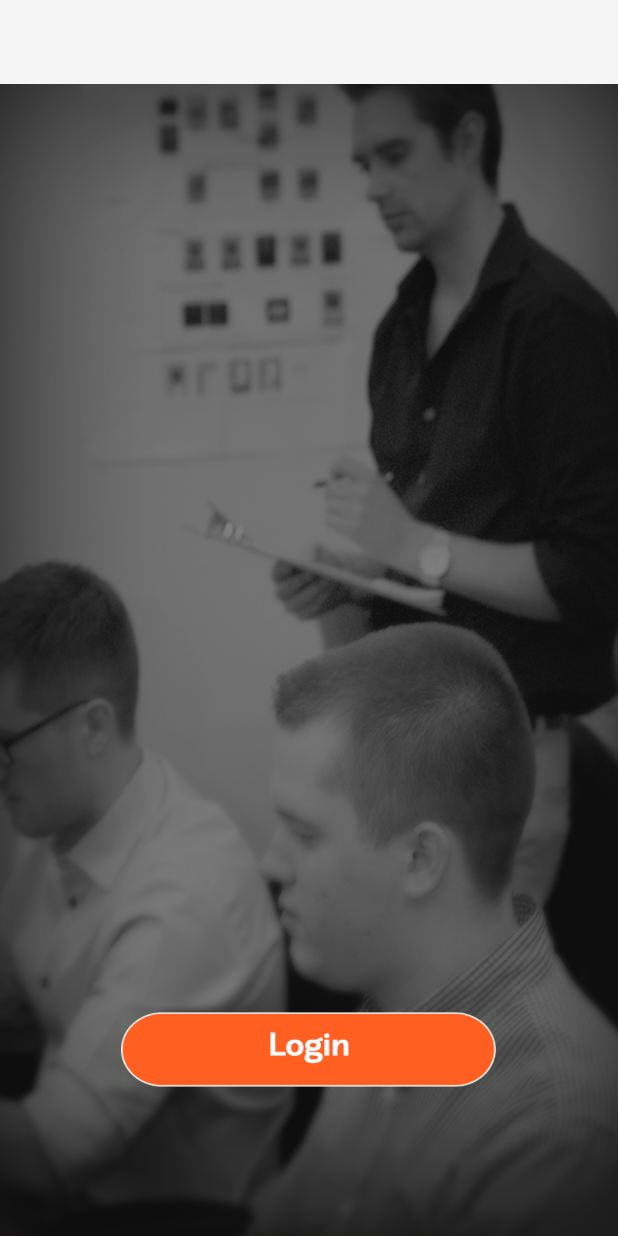
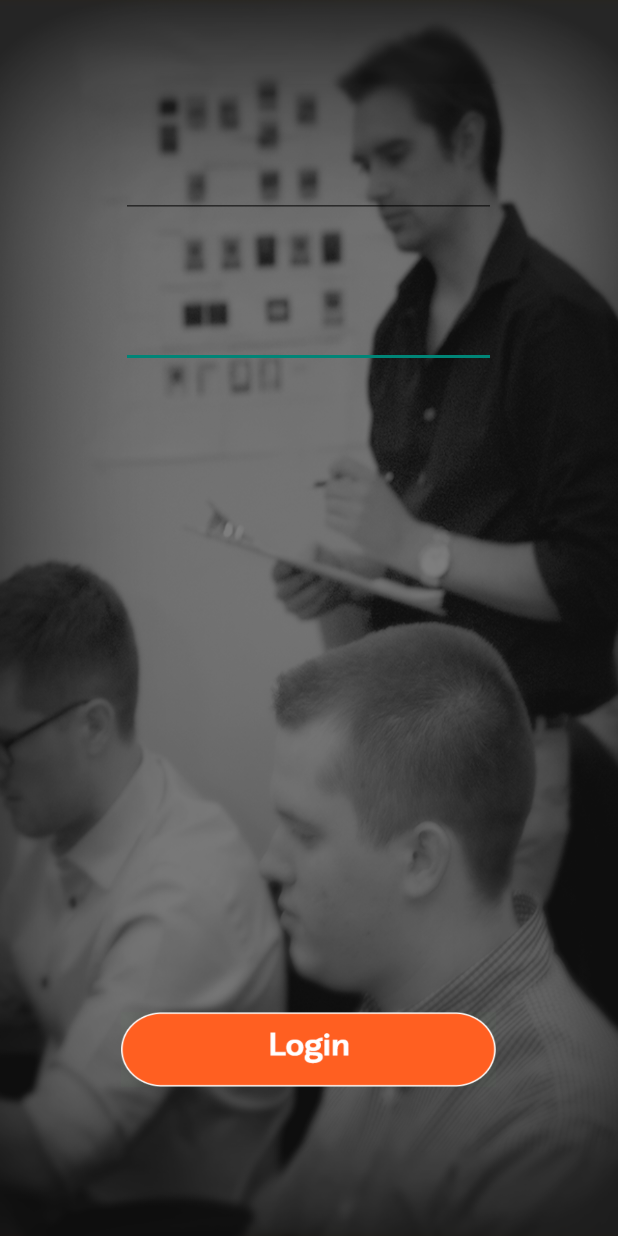
Before and after one commit to ShikhaSoni/AndroidTest, an Android app: the LoginActivity screen opened directly, with no data from a screen before it, on a phone screen of 412 x 824 dp. Run offline under Robolectric (Android 15) with nearby library versions, the phone set to English and light mode, and no system bars.

Commit message:
-changes in login page theme -adding http request

```diff
--- a/Android Test/AndroidProgrammerTest/app/src/main/java/com/apppartner/androidprogrammertest/ChatActivity.java
+++ b/Android Test/AndroidProgrammerTest/app/src/main/java/com/apppartner/androidprogrammertest/ChatActivity.java
@@ -3,8 +3,11 @@ package com.apppartner.androidprogrammertest;
 import android.content.Intent;
 import android.os.Bundle;
 import android.support.v7.app.ActionBarActivity;
+import android.support.v7.widget.Toolbar;
 import android.util.Log;
+import android.view.View;
 import android.widget.ListView;
+import android.widget.TextView;
 
 import com.apppartner.androidprogrammertest.adapters.ChatsArrayAdapter;
 import com.apppartner.androidprogrammertest.models.ChatData;
--- a/Android Test/AndroidProgrammerTest/app/src/main/java/com/apppartner/androidprogrammertest/LoginActivity.java
+++ b/Android Test/AndroidProgrammerTest/app/src/main/java/com/apppartner/androidprogrammertest/LoginActivity.java
@@ -3,16 +3,73 @@ package com.apppartner.androidprogrammertest;
 import android.content.Intent;
 import android.os.Bundle;
 import android.support.v7.app.ActionBarActivity;
+import android.util.Log;
 import android.view.View;
 import android.view.Window;
+import android.widget.Button;
+import android.widget.EditText;
+import android.widget.ImageButton;
+
+import org.apache.http.HttpResponse;
+import org.apache.http.NameValuePair;
+import org.apache.http.client.ClientProtocolException;
+import org.apache.http.client.HttpClient;
+import org.apache.http.client.entity.UrlEncodedFormEntity;
+import org.apache.http.client.methods.HttpPost;
+import org.apache.http.impl.client.DefaultHttpClient;
+import org.apache.http.message.BasicNameValuePair;
+
+import java.io.IOException;
+import java.util.ArrayList;
+import java.util.List;
 
 public class LoginActivity extends ActionBarActivity
 {
+     String username;
+     String password;
+    ImageButton loginb;
+    EditText passwordt;
+    EditText usernamet;
     @Override
     protected void onCreate(Bundle savedInstanceState)
     {
+
         super.onCreate(savedInstanceState);
         setContentView(R.layout.activity_login);
+        loginb= (ImageButton)findViewById(R.id.imageButton);
+        passwordt=(EditText)findViewById(R.id.Password);
+        usernamet=(EditText)findViewById(R.id.Username);
+        loginb.setOnClickListener(
+                new View.OnClickListener()
+                {
+                    public void onClick(View view)
+                    {
+                        password= passwordt.getText().toString();
+                        username= usernamet.getText().toString();
+                    }
+                    public void postData() {
+                        // Create a new HttpClient and Post Header
+                        HttpClient httpclient = new DefaultHttpClient();
+                        HttpPost httppost = new HttpPost("http://dev.apppartner.com/AppPartnerProgrammerTest/scripts/login.php");
+
+                        try {
+                            // Add your data
+                            List<NameValuePair> nameValuePairs = new ArrayList<NameValuePair>(2);
+                            nameValuePairs.add(new BasicNameValuePair(username,password));
+
+                            httppost.setEntity(new UrlEncodedFormEntity(nameValuePairs));
+
+                            // Execute HTTP Post Request
+                            HttpResponse response = httpclient.execute(httppost);
+
+                        } catch (ClientProtocolException e) {
+                            // TODO Auto-generated catch block
+                        } catch (IOException e) {
+                            // TODO Auto-generated catch block
+                        }
+                    }
+                });
+
     }
 
     @Override
--- a/Android Test/AndroidProgrammerTest/app/src/main/java/com/apppartner/androidprogrammertest/MainActivity.java
+++ b/Android Test/AndroidProgrammerTest/app/src/main/java/com/apppartner/androidprogrammertest/MainActivity.java
@@ -4,6 +4,7 @@ import android.content.Intent;
 import android.graphics.Typeface;
 import android.os.Bundle;
 import android.support.v7.app.ActionBarActivity;
+import android.support.v7.widget.Toolbar;
 import android.view.View;
 import android.widget.TextView;
 
--- a/Android Test/AndroidProgrammerTest/app/src/main/res/layout/activity_animation.xml
+++ b/Android Test/AndroidProgrammerTest/app/src/main/res/layout/activity_animation.xml
@@ -6,6 +6,4 @@
     tools:context="com.apppartner.androidprogrammertest.AnimationActivity"
     android:background="@drawable/bg_animation">
 
-    <include layout="@layout/toolbar"/>
-
 </RelativeLayout>
--- a/Android Test/AndroidProgrammerTest/app/src/main/res/layout/activity_chat.xml
+++ b/Android Test/AndroidProgrammerTest/app/src/main/res/layout/activity_chat.xml
@@ -4,8 +4,6 @@
     android:layout_width="match_parent"
     android:layout_height="match_parent"
     tools:context="com.apppartner.androidprogrammertest.ChatActivity">
-
-    <include layout="@layout/toolbar"/>
 
     <ListView
         android:id="@+id/listView"
--- a/Android Test/AndroidProgrammerTest/app/src/main/res/layout/activity_login.xml
+++ b/Android Test/AndroidProgrammerTest/app/src/main/res/layout/activity_login.xml
@@ -5,9 +5,6 @@
     android:layout_height="match_parent"
     tools:context="com.apppartner.androidprogrammertest.LoginActivity"
     android:background="@drawable/bg_login">
-
-    <include layout="@layout/toolbar"
-        android:id="@+id/include" />
 
     <ImageButton
         android:layout_width="250dp"
@@ -19,6 +16,28 @@
         android:layout_alignParentBottom="true"
         android:layout_centerHorizontal="true"
         android:layout_marginBottom="99dp" />
+    <EditText
+        android:id="@+id/Password"
+        android:layout_width="match_parent"
+        android:layout_height="wrap_content"
+        android:inputType="textPassword"
+        android:layout_marginTop="200dp"
+        android:layout_alignLeft="@+id/imageButton"
+        android:layout_alignStart="@+id/imageButton"
+        android:layout_alignRight="@+id/imageButton"
+        android:layout_alignEnd="@+id/imageButton">
+    </EditText>
 
+    <EditText
+        android:id="@+id/Username"
+        android:layout_width="match_parent"
+        android:layout_height="wrap_content"
+        android:inputType="text"
+        android:layout_marginTop="100dp"
+        android:layout_alignLeft="@+id/imageButton"
+        android:layout_alignStart="@+id/imageButton"
+        android:layout_alignRight="@+id/imageButton"
+        android:layout_alignEnd="@+id/imageButton">
+    </EditText>
 
 </RelativeLayout>
```
Also changed, not shown: Android Test/AndroidProgrammerTest/app/src/main/res/values/strings.xml (+4 -3 lines), 3 other files.
